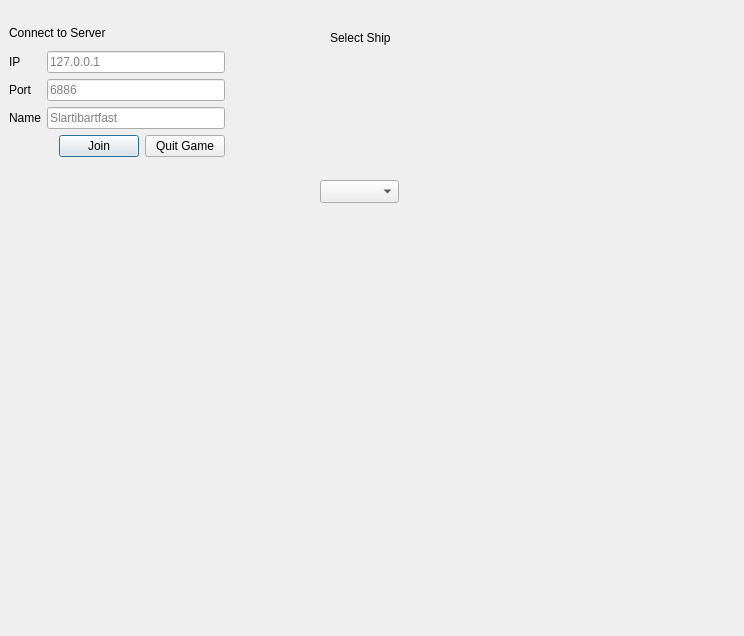
This is Client/connectiondialog.ui in jacob-swanson/PixSpace as Qt 5 draws it before an edit. The edited form follows.
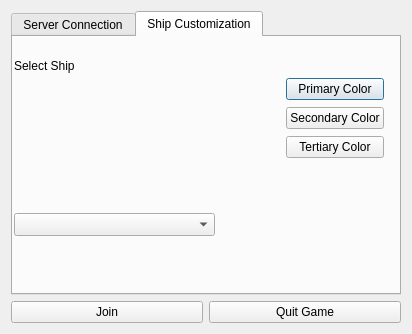
This is the edited form. The open tabs and pages were chosen to show the change. Icons and pictures are not drawn.

Commit message: Added mask application from within the connection dialaog. Eugene Davis - 04/08/14

Patch:
```diff
--- a/Client/connectiondialog.ui
+++ b/Client/connectiondialog.ui
@@ -6,8 +6,8 @@
    <rect>
     <x>0</x>
     <y>0</y>
-    <width>744</width>
-    <height>636</height>
+    <width>412</width>
+    <height>334</height>
    </rect>
   </property>
   <property name="sizePolicy">
@@ -19,117 +19,223 @@
   <property name="windowTitle">
    <string>Connect to Server</string>
   </property>
-  <widget class="QLabel" name="shipImage">
-   <property name="geometry">
-    <rect>
-     <x>300</x>
-     <y>30</y>
-     <width>121</width>
-     <height>181</height>
-    </rect>
-   </property>
-   <property name="text">
-    <string/>
-   </property>
-   <property name="pixmap">
-    <pixmap resource="Assets.qrc">:/bodies/PigShip</pixmap>
-   </property>
-  </widget>
-  <widget class="QComboBox" name="shipNames">
-   <property name="geometry">
-    <rect>
-     <x>320</x>
-     <y>180</y>
-     <width>79</width>
-     <height>23</height>
-    </rect>
-   </property>
-   <property name="currentText">
-    <string/>
-   </property>
-  </widget>
-  <widget class="QLabel" name="label_5">
-   <property name="geometry">
-    <rect>
-     <x>330</x>
-     <y>30</y>
-     <width>81</width>
-     <height>16</height>
-    </rect>
-   </property>
-   <property name="text">
-    <string>Select Ship</string>
-   </property>
-  </widget>
-  <widget class="QWidget" name="">
-   <property name="geometry">
-    <rect>
-     <x>9</x>
-     <y>20</y>
-     <width>216</width>
-     <height>137</height>
-    </rect>
-   </property>
    <layout class="QVBoxLayout" name="verticalLayout">
     <item>
-     <widget class="QLabel" name="label_4">
-      <property name="text">
-       <string>Connect to Server</string>
-      </property>
-     </widget>
-    </item>
-    <item>
+    <widget class="QTabWidget" name="tabs">
+     <property name="currentIndex">
+      <number>0</number>
+     </property>
+     <widget class="QWidget" name="server_2">
+      <attribute name="title">
+       <string>Server Connection</string>
+      </attribute>
      <layout class="QGridLayout" name="gridLayout">
-      <item row="0" column="0">
+       <item row="0" column="0" colspan="3">
+        <widget class="QLabel" name="label_4">
+         <property name="text">
+          <string>Connect to Server</string>
+         </property>
+        </widget>
+       </item>
+       <item row="1" column="0">
        <widget class="QLabel" name="label">
         <property name="text">
          <string>IP</string>
         </property>
        </widget>
       </item>
-      <item row="0" column="1">
+       <item row="1" column="2">
        <widget class="QLineEdit" name="lineEditAddress">
         <property name="placeholderText">
          <string>127.0.0.1</string>
         </property>
        </widget>
       </item>
-      <item row="1" column="0">
+       <item row="2" column="0">
        <widget class="QLabel" name="label_2">
         <property name="text">
          <string>Port</string>
         </property>
        </widget>
       </item>
-      <item row="1" column="1">
+       <item row="2" column="2">
        <widget class="QLineEdit" name="lineEditPort">
         <property name="placeholderText">
          <string>6886</string>
         </property>
        </widget>
       </item>
-      <item row="2" column="0">
+       <item row="3" column="0" colspan="2">
        <widget class="QLabel" name="label_3">
         <property name="text">
          <string>Name</string>
         </property>
        </widget>
       </item>
-      <item row="2" column="1">
+       <item row="3" column="2">
        <widget class="QLineEdit" name="lineEditName">
         <property name="placeholderText">
          <string>Slartibartfast</string>
         </property>
        </widget>
       </item>
-     </layout>
-    </item>
-    <item>
-     <layout class="QHBoxLayout" name="horizontalLayout">
-      <property name="sizeConstraint">
-       <enum>QLayout::SetMinimumSize</enum>
-      </property>
-      <item>
+       <item row="4" column="1" colspan="2">
+        <spacer name="verticalSpacer">
+         <property name="orientation">
+          <enum>Qt::Vertical</enum>
+         </property>
+         <property name="sizeHint" stdset="0">
+          <size>
+           <width>20</width>
+           <height>127</height>
+          </size>
+         </property>
+        </spacer>
+       </item>
+      </layout>
+     </widget>
+     <widget class="QWidget" name="shipCust">
+      <attribute name="title">
+       <string>Ship Customization</string>
+      </attribute>
+      <widget class="QLabel" name="label_5">
+       <property name="geometry">
+        <rect>
+         <x>1</x>
+         <y>21</y>
+         <width>67</width>
+         <height>16</height>
+        </rect>
+       </property>
+       <property name="text">
+        <string>Select Ship</string>
+       </property>
+      </widget>
+      <widget class="QLabel" name="shipImage">
+       <property name="geometry">
+        <rect>
+         <x>1</x>
+         <y>42</y>
+         <width>128</width>
+         <height>128</height>
+        </rect>
+       </property>
+       <property name="text">
+        <string/>
+       </property>
+       <property name="pixmap">
+        <pixmap resource="Assets.qrc">:/bodies/PigShip</pixmap>
+       </property>
+      </widget>
+      <widget class="QComboBox" name="shipNames">
+       <property name="geometry">
+        <rect>
+         <x>1</x>
+         <y>176</y>
+         <width>201</width>
+         <height>23</height>
+        </rect>
+       </property>
+       <property name="currentText">
+        <string/>
+       </property>
+      </widget>
+      <widget class="QWidget" name="">
+       <property name="geometry">
+        <rect>
+         <x>210</x>
+         <y>40</y>
+         <width>161</width>
+         <height>83</height>
+        </rect>
+       </property>
+       <layout class="QGridLayout" name="gridLayout_2">
+        <item row="0" column="0">
+         <widget class="QLabel" name="primColorImage">
+          <property name="sizeIncrement">
+           <size>
+            <width>0</width>
+            <height>0</height>
+           </size>
+          </property>
+          <property name="text">
+           <string/>
+          </property>
+         </widget>
+        </item>
+        <item row="0" column="1">
+         <spacer name="horizontalSpacer_3">
+          <property name="orientation">
+           <enum>Qt::Horizontal</enum>
+          </property>
+          <property name="sizeHint" stdset="0">
+           <size>
+            <width>40</width>
+            <height>20</height>
+           </size>
+          </property>
+         </spacer>
+        </item>
+        <item row="0" column="2">
+         <widget class="QPushButton" name="primColor">
+          <property name="sizeIncrement">
+           <size>
+            <width>15</width>
+            <height>15</height>
+           </size>
+          </property>
+          <property name="text">
+           <string>Primary Color</string>
+          </property>
+         </widget>
+        </item>
+        <item row="1" column="0">
+         <widget class="QLabel" name="secColorImage">
+          <property name="sizeIncrement">
+           <size>
+            <width>0</width>
+            <height>0</height>
+           </size>
+          </property>
+          <property name="text">
+           <string/>
+          </property>
+         </widget>
+        </item>
+        <item row="1" column="1">
+         <spacer name="horizontalSpacer_2">
+          <property name="orientation">
+           <enum>Qt::Horizontal</enum>
+          </property>
+          <property name="sizeHint" stdset="0">
+           <size>
+            <width>40</width>
+            <height>20</height>
+           </size>
+          </property>
+         </spacer>
+        </item>
+        <item row="1" column="2">
+         <widget class="QPushButton" name="secColor">
+          <property name="text">
+           <string>Secondary Color</string>
+          </property>
+         </widget>
+        </item>
+        <item row="2" column="0">
+         <widget class="QLabel" name="tertColorImage">
+          <property name="sizeIncrement">
+           <size>
+            <width>0</width>
+            <height>0</height>
+           </size>
+          </property>
+          <property name="text">
+           <string/>
+          </property>
+         </widget>
+        </item>
+        <item row="2" column="1">
        <spacer name="horizontalSpacer">
         <property name="orientation">
          <enum>Qt::Horizontal</enum>
@@ -142,6 +248,20 @@
         </property>
        </spacer>
       </item>
+        <item row="2" column="2">
+         <widget class="QPushButton" name="tertColor">
+          <property name="text">
+           <string>Tertiary Color</string>
+          </property>
+         </widget>
+        </item>
+       </layout>
+      </widget>
+     </widget>
+    </widget>
+   </item>
+   <item>
+    <layout class="QHBoxLayout" name="horizontalLayout">
       <item>
        <widget class="QPushButton" name="pushButtonJoin">
         <property name="text">
@@ -159,7 +279,6 @@
      </layout>
     </item>
    </layout>
-  </widget>
  </widget>
  <resources>
   <include location="Assets.qrc"/>
```
Lines whose indentation alone changed are shown as unchanged. The commit also changes 2 other files.
